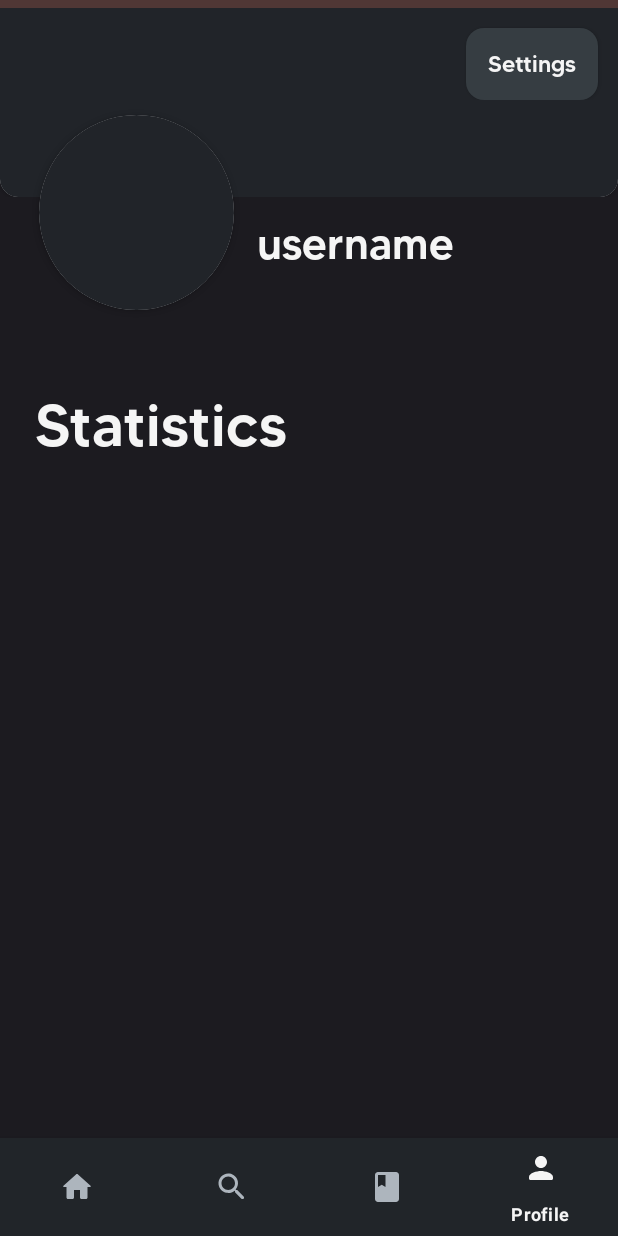
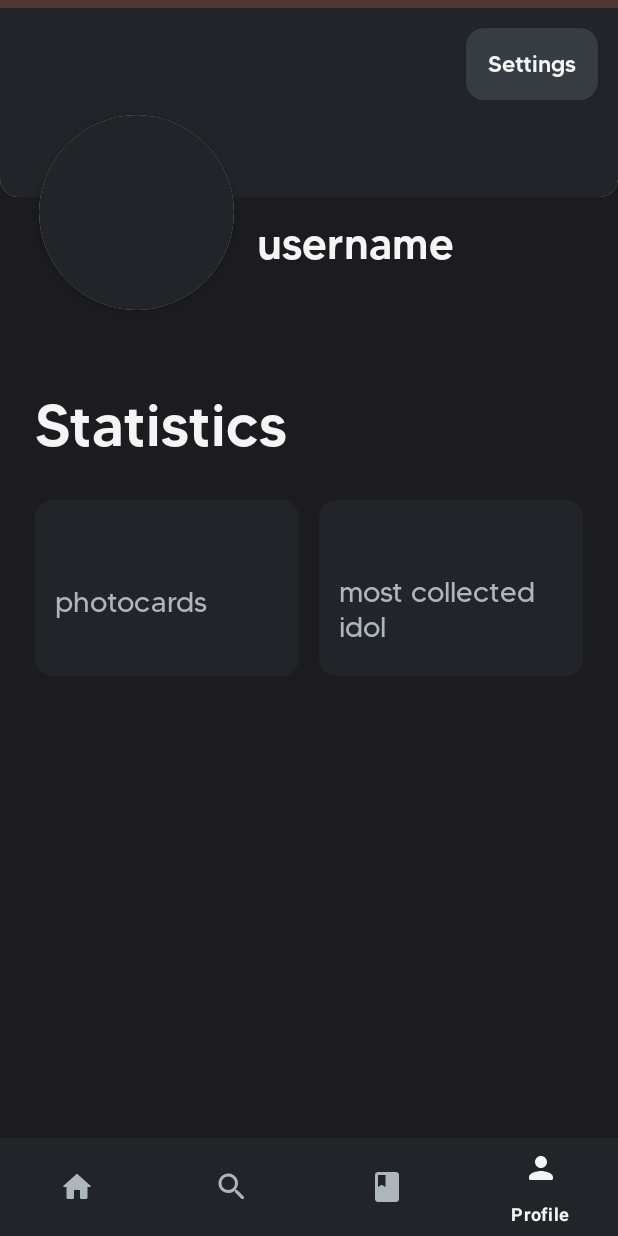
Before and after one commit to kubixDev/Kollect, an Android app: the screen it shows after launch once a user with an empty profile is signed in (MainActivity), item 4 of the bottom bar chosen, on a phone screen of 412 x 824 dp. Run offline under Robolectric (Android 15) with nearby library versions, the phone set to English and light mode, and no system bars; our stand-ins replace Firebase (no records; nobody signed in at launch, a user with empty details on screens opened directly), sdp/ssp sizes; 9 statements that could not run were skipped.

Commit message:
added collection statistics to user profile

```diff
--- a/app/src/main/res/layout/fragment_my_profile.xml
+++ b/app/src/main/res/layout/fragment_my_profile.xml
@@ -37,16 +37,6 @@
             android:layout_height="wrap_content"
             android:layout_gravity="right"
             android:elevation="2dp">
-
-<!--            <androidx.appcompat.widget.AppCompatButton-->
-<!--                android:id="@+id/settingsButton"-->
-<!--                android:layout_width="@dimen/_25sdp"-->
-<!--                android:layout_height="@dimen/_25sdp"-->
-<!--                android:layout_marginTop="@dimen/_8sdp"-->
-<!--                android:layout_marginEnd="@dimen/_8sdp"-->
-<!--                android:background="@drawable/ic_settings_icon"-->
-<!--                android:backgroundTint="@color/whitesmoke">-->
-<!--            </androidx.appcompat.widget.AppCompatButton>-->
 
             <androidx.appcompat.widget.AppCompatButton
                 android:id="@+id/settingsButton"
@@ -121,19 +111,76 @@
         app:layout_constraintEnd_toEndOf="parent"
         app:layout_constraintStart_toStartOf="parent"/>
 
-    <androidx.recyclerview.widget.RecyclerView
-        android:id="@+id/wishlistRecycler"
+    <LinearLayout
+        android:id="@+id/ownedPhotocardsLayout"
         android:layout_width="0dp"
-        android:layout_height="0dp"
+        android:layout_height="@dimen/_90sdp"
+        android:background="@drawable/rounded_background"
+        android:backgroundTint="@color/darkgray"
         app:layout_constraintTop_toBottomOf="@id/wishlistLabel"
-        app:layout_constraintBottom_toBottomOf="parent"
+        app:layout_constraintEnd_toStartOf="@id/favoriteIdolLayout"
+        app:layout_constraintStart_toStartOf="parent"
+        android:layout_marginStart="@dimen/_18sdp"
+        android:layout_marginTop="@dimen/_20sdp"
+        android:padding="@dimen/_10sdp"
+        android:orientation="vertical">
+
+        <TextView
+            android:id="@+id/ownedPhotocardsLabel"
+            android:layout_width="wrap_content"
+            android:layout_height="wrap_content"
+            android:text=""
+            android:textColor="@color/whitesmoke"
+            android:fontFamily="@font/tommy_medium"
+            android:textSize="@dimen/_26sdp" />
+
+        <TextView
+            android:layout_width="wrap_content"
+            android:layout_height="match_parent"
+            android:text="photocards"
+            android:textColor="@color/lightgray"
+            android:fontFamily="@font/tommy_regular"
+            android:textSize="@dimen/_15sdp" />
+    </LinearLayout>
+
+    <LinearLayout
+        android:id="@+id/favoriteIdolLayout"
+        android:layout_width="0dp"
+        android:layout_height="@dimen/_90sdp"
+        android:background="@drawable/rounded_background"
+        android:backgroundTint="@color/darkgray"
+        app:layout_constraintTop_toBottomOf="@id/wishlistLabel"
         app:layout_constraintEnd_toEndOf="parent"
-        app:layout_constraintStart_toStartOf="parent"
-        android:clipToPadding="false"
-        android:layout_marginStart="@dimen/_18sdp"
+        app:layout_constraintStart_toEndOf="@id/ownedPhotocardsLayout"
+        android:layout_marginStart="@dimen/_10sdp"
         android:layout_marginEnd="@dimen/_18sdp"
         android:layout_marginTop="@dimen/_20sdp"
-        android:scrollbarStyle="outsideOverlay"
-        android:hapticFeedbackEnabled="true" />
+        android:padding="@dimen/_10sdp"
+        android:orientation="vertical">
+
+        <TextView
+            android:id="@+id/favoriteIdolLabel"
+            android:layout_width="match_parent"
+            android:layout_height="wrap_content"
+            android:text=""
+            android:textColor="@color/whitesmoke"
+            android:fontFamily="@font/tommy_medium"
+            android:maxLines="1"
+            android:ellipsize="end"
+            android:singleLine="true"
+            android:autoSizeTextType="uniform"
+            android:autoSizeMinTextSize="@dimen/_11sdp"
+            android:autoSizeMaxTextSize="@dimen/_22sdp"
+            android:autoSizeStepGranularity="@dimen/_1sdp"
+            android:textSize="@dimen/_22sdp" />
+
+        <TextView
+            android:layout_width="wrap_content"
+            android:layout_height="wrap_content"
+            android:text="most collected idol"
+            android:textColor="@color/lightgray"
+            android:fontFamily="@font/tommy_regular"
+            android:textSize="@dimen/_15sdp" />
+    </LinearLayout>
 
 </androidx.constraintlayout.widget.ConstraintLayout>
```
Also changed, not shown: app/src/main/java/com/kubixdev/kollect/fragments/MyProfileFragment.java (+69 -1 lines).
